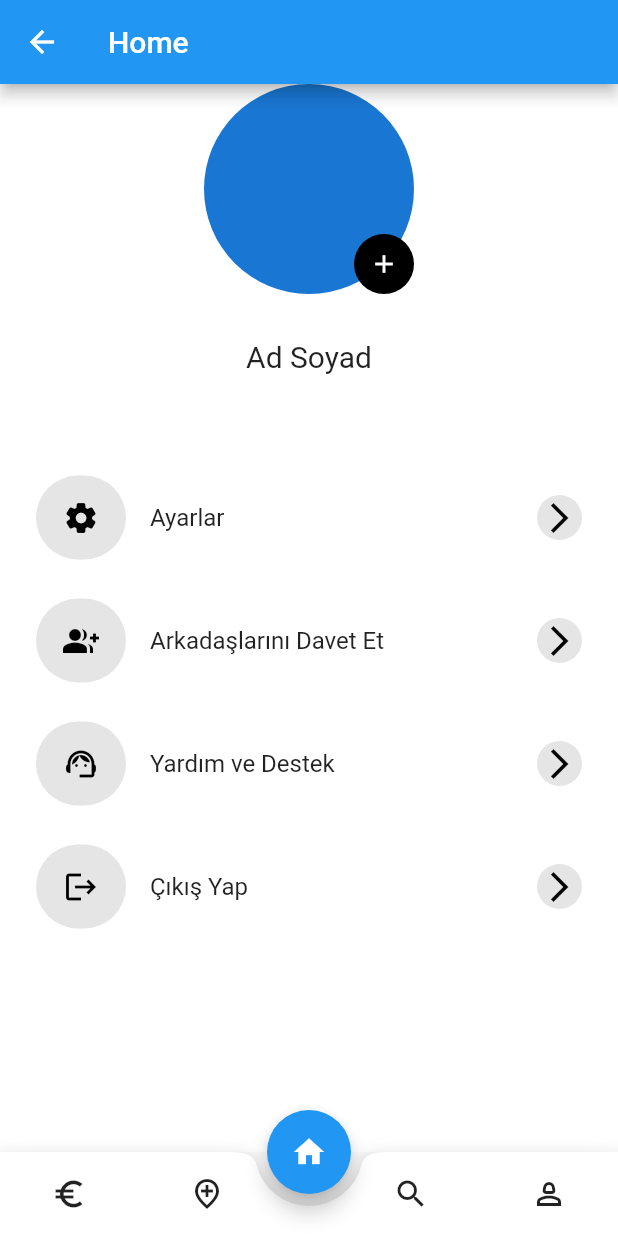
After one commit to tumaytopcu/F30-FlutterProject, a Flutter app: the HomePage screen opened directly, item 2 of the bottom bar chosen, after a tap on the "person 2" icon, on a phone screen of 412 x 824 dp. The commit adds this screen. Run offline on Flutter 3.47's test engine with Material 2 defaults, Android fonts, the phone set to English and light mode, and no system bars; our stand-ins replace shared_preferences, smooth_page_indicator; accounts and stored records are empty.

Commit message:
Bazı bağlantılar ve düzenlemeler

```diff
--- a/lib/pages/home_page.dart
+++ b/lib/pages/home_page.dart
@@ -1,3 +1,4 @@
+import 'package:f30_bootcamp/pages/profile_page.dart';
 import 'package:flutter/material.dart';
 
 class HomePage extends StatefulWidget {
@@ -59,7 +60,7 @@ class _HomePageState extends State<HomePage> {
                 },
               ),
               IconButton(
-                icon: Icon(Icons.settings_outlined),
+                icon: Icon(Icons.person_2_outlined),
                 onPressed: () {
                   _changePage(4);
                 },
@@ -117,11 +118,13 @@ class ThirdPage extends StatelessWidget {
 class FourthPage extends StatelessWidget {
   @override
   Widget build(BuildContext context) {
-    return Center(
-      child: Text(
-        'Fourth Page',
-        style: TextStyle(fontSize: 24),
+    return MaterialApp(
+      debugShowCheckedModeBanner: false,
+      title: 'F30',
+      theme: ThemeData(
+        primarySwatch: Colors.blue,
       ),
+      home: ProfilePage(),
     );
   }
 }
--- /dev/null
+++ b/lib/pages/profile_page.dart
@@ -0,0 +1,193 @@
+import 'package:flutter/material.dart';
+
+import 'home_page.dart';
+import 'login_page.dart';
+
+class ProfilePage extends StatelessWidget {
+  const ProfilePage({Key? key});
+
+  @override
+  Widget build(BuildContext context) {
+    return MaterialApp(
+      debugShowCheckedModeBanner: false,
+      home: Scaffold(
+        body: SafeArea(
+          child: ConstrainedBox(
+            constraints: BoxConstraints(
+              minHeight: MediaQuery.of(context).size.height -
+                  MediaQuery.of(context).padding.top,
+            ),
+            child: Container(
+              alignment: Alignment.center,
+              color: Colors.white,
+              child: Column(
+                crossAxisAlignment: CrossAxisAlignment.center,
+                children: [
+                  GestureDetector(
+                    onTap: () {
+                      // Avatar tıklama işlemini burada yönetebilirsiniz
+                    },
+                    child: Stack(
+                      alignment: Alignment.bottomRight,
+                      children: [
+                        // Resim eklenecek kısım
+                        CircleAvatar(
+                          radius: 70,
+                        ),
+                        SizedBox(
+                          height: 20,
+                        ),
+                        // Resim ekleme butonu
+                        CircleAvatar(
+                          radius: 20,
+                          backgroundColor: Colors.black,
+                          child: InkWell(
+                            onTap: () {
+                              // Ekleme simgesi tıklama işlemini burada yönetebilirsiniz
+                            },
+                            child: Icon(
+                              Icons.add,
+                              color: Colors.white,
+                              size: 20,
+                            ),
+                          ),
+                        ),
+                      ],
+                    ),
+                  ),
+                  // Kullanıcı bilgileri
+                  Padding(
+                    padding: EdgeInsets.all(30.0),
+                    child: Text(
+                      "Ad Soyad",
+                      style: TextStyle(
+                        fontSize: 20,
+                      ),
+                    ),
+                  ),
+                  SizedBox(
+                    height: 25,
+                  ),
+                  // Profil sayfasından gidilecek sayfalara ait butonlar ve özellikleri
+                  SizedBox(
+                    height: 5,
+                  ),
+                  GestureDetector(
+                    onTap: () {
+                      // Ayarlar tıklama işlemini burada yönetebilirsiniz
+                    },
+                    child: ProfileMenuWidget(
+                      title: "Ayarlar",
+                      icon: Icons.settings_rounded,
+                      endIcon: true,
+                      onPress: () {},
+                    ),
+                  ),
+                  SizedBox(
+                    height: 10,
+                  ),
+                  GestureDetector(
+                    onTap: () {
+                      // Arkadaşlarını Davet Et tıklama işlemini burada yönetebilirsiniz
+                    },
+                    child: ProfileMenuWidget(
+                      title: "Arkadaşlarını Davet Et",
+                      icon: Icons.group_add,
+                      endIcon: true,
+                      onPress: () {},
+                    ),
+                  ),
+                  SizedBox(
+                    height: 10,
+                  ),
+                  GestureDetector(
+                    onTap: () {
+                      // Yardım ve Destek tıklama işlemini burada yönetebilirsiniz
+                    },
+                    child: ProfileMenuWidget(
+                      title: "Yardım ve Destek",
+                      icon: Icons.support_agent,
+                      endIcon: true,
+                      onPress: () {},
+                    ),
+                  ),
+                  SizedBox(
+                    height: 10,
+                  ),
+                  GestureDetector(
+                    onTap: () {
+                    },
+                    child: ProfileMenuWidget(
+                      title: "Çıkış Yap",
+                      icon: Icons.logout,
+                      endIcon: true,
+                      onPress: () {},
+                    ),
+                  ),
+                  SizedBox(
+                    height: 10,
+                  ),
+                ],
+              ),
+            ),
+          ),
+        ),
+      ),
+    );
+  }
+}
+
+
+class ProfileMenuWidget extends StatelessWidget {
+  const ProfileMenuWidget({
+    Key? key,
+    required this.title,
+    required this.icon,
+    required this.onPress,
+    this.endIcon = true,
+    this.textColor,
+  }) : super(key: key);
+
+  final String title;
+  final IconData icon;
+  final VoidCallback onPress;
+  final bool endIcon;
+  final Color? textColor;
+
+  @override
+  Widget build(BuildContext context) {
+    return Padding(
+      padding: const EdgeInsets.all(8.0),
+      child: ListTile(
+        onTap: onPress,
+        leading: Container(
+          width: 60,
+          height: 60,
+          decoration: BoxDecoration(
+            borderRadius: BorderRadius.circular(100),
+            color: Colors.black.withOpacity(0.1),
+          ),
+          child: Icon(
+            icon,
+            color: Colors.black,
+          ),
+        ),
+        title: Text(title),
+          // Eğer endIcon true ise Container'ı, false ise null döndür.
+        trailing: endIcon ? Container(
+          width: 30,
+          height: 30,
+          decoration: BoxDecoration(
+            borderRadius: BorderRadius.circular(100),
+            color: Colors.black.withOpacity(0.1),
+          ),
+             child: Icon(
+            Icons.arrow_forward_ios,
+            color: Colors.black,
+          ),
+        )
+            : null,
+      ),
+    );
+  }
+}
--- a/pubspec.yaml
+++ b/pubspec.yaml
@@ -30,6 +30,7 @@ environment:
 dependencies:
   flutter:
     sdk: flutter
+  shared_preferences: ^2.0.8
 
 
 
@@ -62,8 +63,7 @@ flutter:
 
   # To add assets to your application, add an assets section, like this:
   assets:
-    - images/
-  #   - images/a_dot_ham.jpeg
+    - images/ww1.png
 
   # An image asset can refer to one or more resolution-specific "variants", see
   # https://flutter.dev/assets-and-images/#resolution-aware
```
Also changed, not shown: lib/main.dart (+37 -3 lines), lib/pages/login_page.dart (+6 -1 lines), lib/pages/welcome_page.dart (+15 -3 lines), images/ww1.png (added), pubspec.lock, 2 other files.
